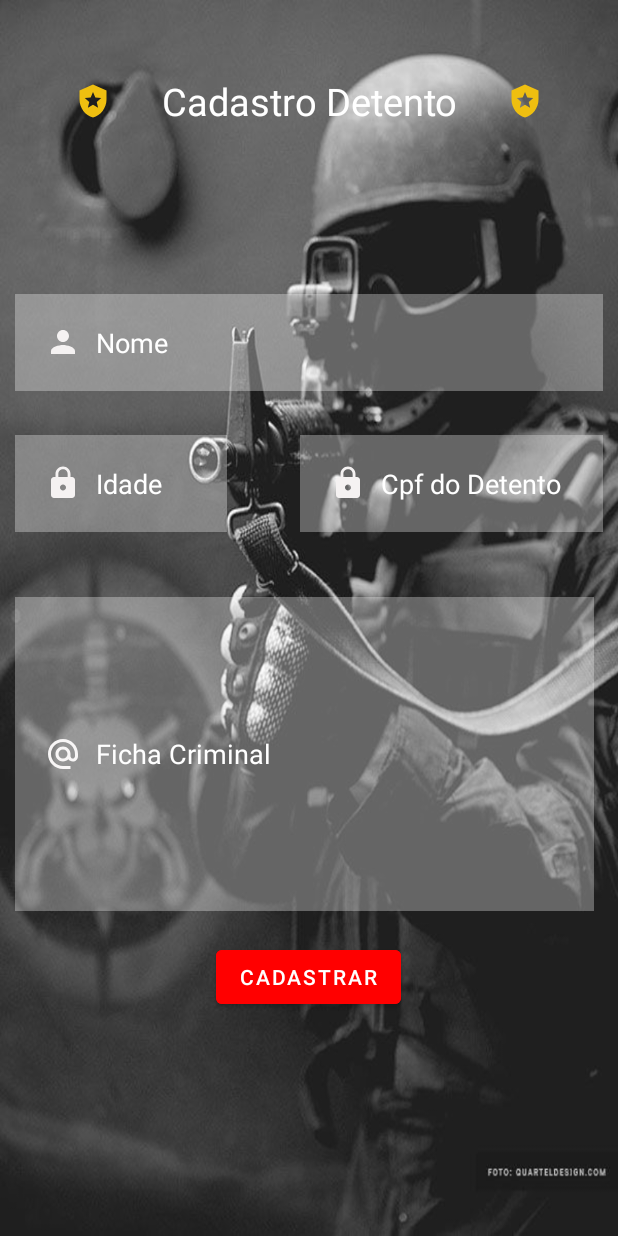
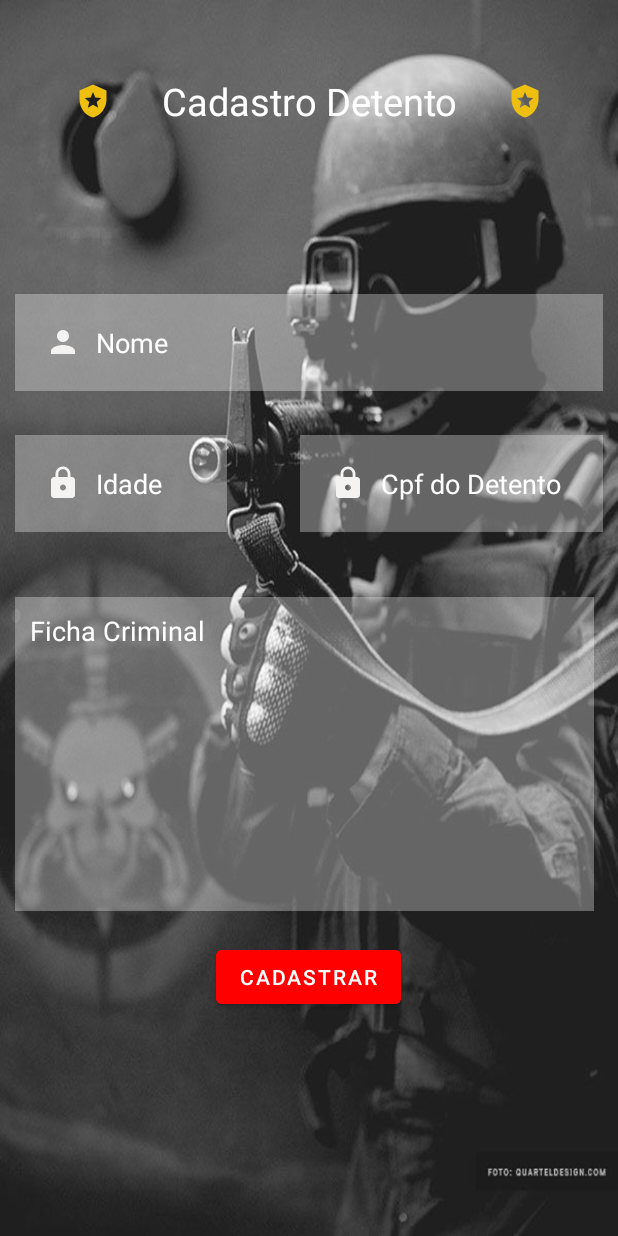
Before and after one commit to Dstyneon/Presidio-Verdadeiro-android, an Android app: the Preso screen opened directly, with no data from a screen before it, on a phone screen of 412 x 824 dp. Run offline under Robolectric (Android 15) with nearby library versions, the phone set to English and light mode, and no system bars.

Commit message:
Edição Ficha Criminal

```diff
--- a/app/src/main/res/layout/activity_preso.xml
+++ b/app/src/main/res/layout/activity_preso.xml
@@ -6,6 +6,7 @@
     android:layout_height="match_parent"
     android:background="@drawable/plano_de_fundo"
     tools:context=".MainActivity" >
+
 
     <TextView
         android:id="@+id/signind"
@@ -22,7 +23,6 @@
         android:textColor="@color/white"
         android:textSize="25dp"
         android:textStyle="normal" />
-
 
     <EditText
         android:id="@+id/NomeD"
@@ -85,10 +85,10 @@
         android:layout_marginEnd="10dp"
         android:layout_marginBottom="10dp"
         android:background="#50ffffff"
-        android:drawableLeft="@drawable/ic_baseline_alternate_email_24"
         android:drawablePadding="10dp"
+        android:gravity="left"
         android:hint="Ficha Criminal"
-        android:padding="20dp"
+        android:padding="10dp"
 
         android:textColor="@color/white"
         android:textColorHint="@color/white" />
```
